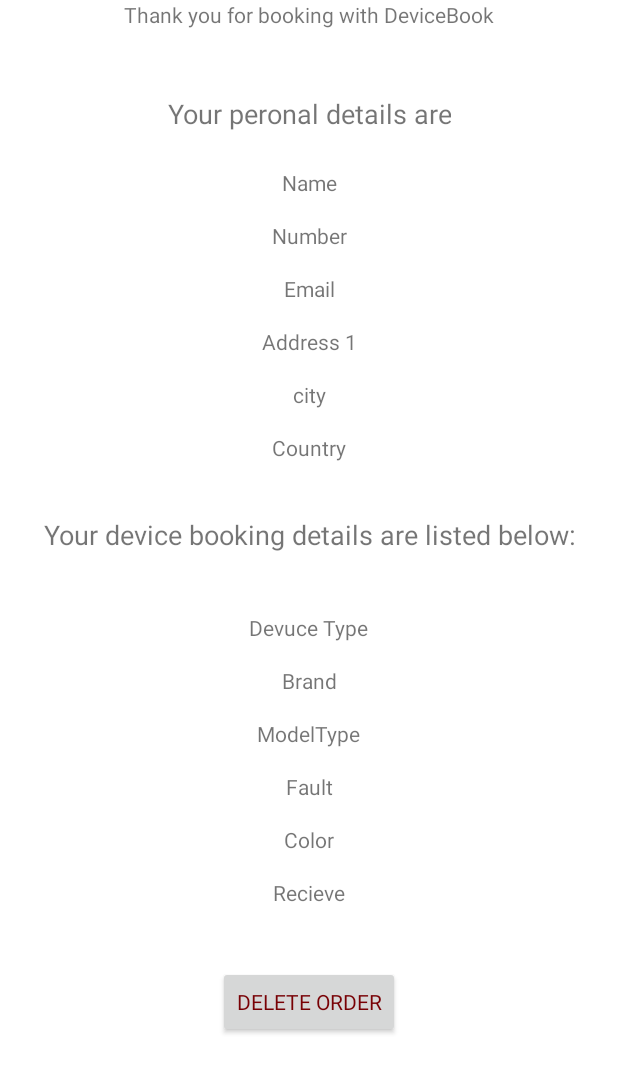
After one commit to SamStar18/DeviceBook, an Android app: the layout display_order.xml on its own in the app's theme, with its tools: preview values and no code run, on a phone screen of 412 x 824 dp. The commit adds this screen. Shown: the top 1073 px of the screen. Run offline under Robolectric (Android 15) with nearby library versions, the phone set to English and light mode, and no system bars; Roboto replaces fonts that are not available here.

Commit message:
My Commit

```diff
--- a/app/src/main/java/com/devicebook/devicebook/custom_csdetail_adapter.java
+++ b/app/src/main/java/com/devicebook/devicebook/custom_csdetail_adapter.java
@@ -34,9 +34,6 @@ public class custom_csdetail_adapter extends ArrayAdapter<display_object_adapter
    private Context cscontext;
     int csresource;
     LayoutInflater inflater;
-    private KeyListener mykeylistner;
-
-    private SharedPreferences SaveTest;
 
     public custom_csdetail_adapter(Context context, int resource, ArrayList<display_object_adapter> objects) {
         super(context, resource, objects);
--- a/app/src/main/res/layout/customerdisplay_adapter.xml
+++ b/app/src/main/res/layout/customerdisplay_adapter.xml
@@ -424,6 +424,7 @@
         android:layout_marginEnd="16dp"
         android:layout_marginTop="24dp"
         android:text="@string/csDeletebtn1"
+        android:visibility="invisible"
         app:layout_constraintEnd_toEndOf="parent"
         app:layout_constraintTop_toBottomOf="@+id/csCountry" />
 
@@ -436,6 +437,7 @@
         android:layout_marginStart="8dp"
         android:layout_marginTop="16dp"
         android:text="@string/csDeleteBtn2"
+        android:visibility="invisible"
         app:layout_constraintBottom_toTopOf="@+id/csConfirmButton"
         app:layout_constraintEnd_toEndOf="parent"
         app:layout_constraintHorizontal_bias="0.98"
--- /dev/null
+++ b/app/src/main/res/layout/display_order.xml
@@ -0,0 +1,220 @@
+<?xml version="1.0" encoding="utf-8"?>
+<android.support.constraint.ConstraintLayout xmlns:android="http://schemas.android.com/apk/res/android"
+    xmlns:app="http://schemas.android.com/apk/res-auto"
+    xmlns:tools="http://schemas.android.com/tools"
+    android:layout_width="match_parent"
+    android:layout_height="match_parent">
+
+    <TextView
+        android:id="@+id/introBooking"
+        android:layout_width="wrap_content"
+        android:layout_height="wrap_content"
+        android:layout_marginEnd="8dp"
+        android:layout_marginStart="8dp"
+        android:text="@string/introBooking"
+        app:layout_constraintEnd_toEndOf="parent"
+        app:layout_constraintStart_toStartOf="parent"
+        app:layout_constraintTop_toTopOf="parent" />
+
+    <TextView
+        android:id="@+id/personalIntro"
+        android:layout_width="wrap_content"
+        android:layout_height="wrap_content"
+        android:layout_marginEnd="8dp"
+        android:layout_marginStart="8dp"
+        android:layout_marginTop="44dp"
+        android:text="@string/personalIntro"
+        android:textAlignment="center"
+        android:textSize="18sp"
+        app:layout_constraintEnd_toEndOf="parent"
+        app:layout_constraintStart_toStartOf="parent"
+        app:layout_constraintTop_toBottomOf="@+id/introBooking" />
+
+    <TextView
+        android:id="@+id/customerName"
+        android:layout_width="wrap_content"
+        android:layout_height="wrap_content"
+        android:layout_marginEnd="8dp"
+        android:layout_marginStart="8dp"
+        android:layout_marginTop="24dp"
+        android:text="@string/customerName"
+        app:layout_constraintEnd_toEndOf="parent"
+        app:layout_constraintStart_toStartOf="parent"
+        app:layout_constraintTop_toBottomOf="@+id/personalIntro" />
+
+    <TextView
+        android:id="@+id/customerNumber"
+        android:layout_width="wrap_content"
+        android:layout_height="wrap_content"
+        android:layout_marginEnd="8dp"
+        android:layout_marginStart="8dp"
+        android:layout_marginTop="16dp"
+        android:text="@string/customerNumber"
+        app:layout_constraintEnd_toEndOf="parent"
+        app:layout_constraintStart_toStartOf="parent"
+        app:layout_constraintTop_toBottomOf="@+id/customerName" />
+
+    <TextView
+        android:id="@+id/customerEmail"
+        android:layout_width="wrap_content"
+        android:layout_height="wrap_content"
+        android:layout_marginEnd="8dp"
+        android:layout_marginStart="8dp"
+        android:layout_marginTop="16dp"
+        android:text="@string/customerEmail"
+        app:layout_constraintEnd_toEndOf="parent"
+        app:layout_constraintStart_toStartOf="parent"
+        app:layout_constraintTop_toBottomOf="@+id/customerNumber" />
+
+    <TextView
+        android:id="@+id/customerAddress"
+        android:layout_width="wrap_content"
+        android:layout_height="wrap_content"
+        android:layout_marginEnd="8dp"
+        android:layout_marginStart="8dp"
+        android:layout_marginTop="16dp"
+        android:text="@string/customerAddress"
+        app:layout_constraintEnd_toEndOf="parent"
+        app:layout_constraintStart_toStartOf="parent"
+        app:layout_constraintTop_toBottomOf="@+id/customerEmail" />
+
+    <TextView
+        android:id="@+id/customerCity"
+        android:layout_width="wrap_content"
+        android:layout_height="wrap_content"
+        android:layout_marginEnd="8dp"
+        android:layout_marginStart="8dp"
+        android:layout_marginTop="16dp"
+        android:text="@string/customerCity"
+        app:layout_constraintEnd_toEndOf="parent"
+        app:layout_constraintStart_toStartOf="parent"
+        app:layout_constraintTop_toBottomOf="@+id/customerAddress" />
+
+    <TextView
+        android:id="@+id/customerCountry"
+        android:layout_width="wrap_content"
+        android:layout_height="wrap_content"
+        android:layout_marginEnd="8dp"
+        android:layout_marginStart="8dp"
+        android:layout_marginTop="16dp"
+        android:text="@string/customerCountry"
+        app:layout_constraintEnd_toEndOf="parent"
+        app:layout_constraintStart_toStartOf="parent"
+        app:layout_constraintTop_toBottomOf="@+id/customerCity" />
+
+    <TextView
+        android:id="@+id/orderIntro2"
+        android:layout_width="wrap_content"
+        android:layout_height="wrap_content"
+        android:layout_marginEnd="8dp"
+        android:layout_marginStart="8dp"
+        android:layout_marginTop="36dp"
+        android:text="@string/orderIntro"
+        android:textAlignment="center"
+        android:textSize="18sp"
+        app:layout_constraintEnd_toEndOf="parent"
+        app:layout_constraintHorizontal_bias="0.503"
+        app:layout_constraintStart_toStartOf="parent"
+        app:layout_constraintTop_toBottomOf="@+id/customerCountry" />
+
+    <TextView
+        android:id="@+id/customerDeviceType"
+        android:layout_width="wrap_content"
+        android:layout_height="wrap_content"
+        android:layout_marginEnd="8dp"
+        android:layout_marginStart="8dp"
+        android:layout_marginTop="40dp"
+        android:text="@string/customerDeviceType"
+        app:layout_constraintEnd_toEndOf="parent"
+        app:layout_constraintStart_toStartOf="parent"
+        app:layout_constraintTop_toBottomOf="@+id/orderIntro2" />
+
+    <TextView
+        android:id="@+id/customerBrandType"
+        android:layout_width="wrap_content"
+        android:layout_height="wrap_content"
+        android:layout_marginEnd="8dp"
+        android:layout_marginStart="8dp"
+        android:layout_marginTop="16dp"
+        android:text="@string/customerBrandType"
+        app:layout_constraintEnd_toEndOf="parent"
+        app:layout_constraintStart_toStartOf="parent"
+        app:layout_constraintTop_toBottomOf="@+id/customerDeviceType" />
+
+    <TextView
+        android:id="@+id/customerModelType"
+        android:layout_width="wrap_content"
+        android:layout_height="wrap_content"
+        android:layout_marginEnd="8dp"
+        android:layout_marginStart="8dp"
+        android:layout_marginTop="16dp"
+        android:text="@string/customerModelType"
+        app:layout_constraintEnd_toEndOf="parent"
+        app:layout_constraintStart_toStartOf="parent"
+        app:layout_constraintTop_toBottomOf="@+id/customerBrandType" />
+
+    <TextView
+        android:id="@+id/customerFaultType"
+        android:layout_width="wrap_content"
+        android:layout_height="wrap_content"
+        android:layout_marginEnd="8dp"
+        android:layout_marginStart="8dp"
+        android:layout_marginTop="16dp"
+        android:text="@string/customerFaultType"
+        app:layout_constraintEnd_toEndOf="parent"
+        app:layout_constraintStart_toStartOf="parent"
+        app:layout_constraintTop_toBottomOf="@+id/customerModelType" />
+
+    <TextView
+        android:id="@+id/customerColorType"
+        android:layout_width="wrap_content"
+        android:layout_height="wrap_content"
+        android:layout_marginEnd="8dp"
+        android:layout_marginStart="8dp"
+        android:layout_marginTop="16dp"
+        android:text="@string/CustomerColorType"
+        app:layout_constraintEnd_toEndOf="parent"
+        app:layout_constraintStart_toStartOf="parent"
+        app:layout_constraintTop_toBottomOf="@+id/customerFaultType" />
+
+    <TextView
+        android:id="@+id/customerRecieveType"
+        android:layout_width="wrap_content"
+        android:layout_height="wrap_content"
+        android:layout_marginEnd="8dp"
+        android:layout_marginStart="8dp"
+        android:layout_marginTop="16dp"
+        android:text="@string/CustomerRecieveType"
+        app:layout_constraintEnd_toEndOf="parent"
+        app:layout_constraintStart_toStartOf="parent"
+        app:layout_constraintTop_toBottomOf="@+id/customerColorType" />
+
+    <TextView
+        android:id="@+id/ChangeText"
+        android:layout_width="wrap_content"
+        android:layout_height="wrap_content"
+        android:layout_marginBottom="8dp"
+        android:layout_marginEnd="8dp"
+        android:layout_marginStart="8dp"
+        android:layout_marginTop="56dp"
+        android:text="@string/ChangeText"
+        android:textAlignment="center"
+        app:layout_constraintBottom_toTopOf="@+id/deleteOrder"
+        app:layout_constraintEnd_toEndOf="parent"
+        app:layout_constraintStart_toStartOf="parent"
+        app:layout_constraintTop_toBottomOf="@+id/customerRecieveType"
+        app:layout_constraintVertical_bias="0.0" />
+
+    <Button
+        android:id="@+id/deleteOrder"
+        android:layout_width="wrap_content"
+        android:layout_height="wrap_content"
+        android:layout_marginBottom="132dp"
+        android:layout_marginEnd="8dp"
+        android:layout_marginStart="8dp"
+        android:text="@string/DeleteOrder"
+        app:layout_constraintBottom_toBottomOf="parent"
+        app:layout_constraintEnd_toEndOf="parent"
+        app:layout_constraintHorizontal_bias="0.501"
+        app:layout_constraintStart_toStartOf="parent" />
+</android.support.constraint.ConstraintLayout>
--- a/app/src/main/res/values/strings.xml
+++ b/app/src/main/res/values/strings.xml
@@ -86,6 +86,23 @@
     <string name="csFault">Fault</string>
     <string name="csDeletebtn1">Delete</string>
     <string name="csDeleteBtn2">Delete</string>
+    <string name="orderIntro">Your device booking details are listed below:</string>
+    <string name="personalIntro">Your peronal details are</string>
+    <string name="introBooking">Thank you for booking with DeviceBook</string>
+    <string name="customerName">Name</string>
+    <string name="customerNumber">Number</string>
+    <string name="customerEmail">Email</string>
+    <string name="customerAddress">Address 1</string>
+    <string name="customerCity">city</string>
+    <string name="customerCountry">Country</string>
+    <string name="customerDeviceType">Devuce Type</string>
+    <string name="customerBrandType">Brand</string>
+    <string name="customerModelType">ModelType</string>
+    <string name="customerFaultType">Fault</string>
+    <string name="CustomerColorType">Color</string>
+    <string name="CustomerRecieveType">Recieve</string>
+    <string name="ChangeText">If you change your mind you can delete your order using button below</string>
+    <string name="DeleteOrder">Delete Order</string>
 
 
     <string-array name="phoneMakes">
```
Also changed, not shown: app/src/main/AndroidManifest.xml (+8 -5 lines), app/src/main/java/com/devicebook/devicebook/Display_Order_Activity.java (added, +56 -0 lines), app/src/main/java/com/devicebook/devicebook/Product.java (+5 -2 lines), app/src/main/java/com/devicebook/devicebook/customer_order_adapter.java (added, +96 -0 lines), app/src/main/java/com/devicebook/devicebook/display_order_method.java (added, +147 -0 lines), app/src/main/res/layout/display_order_view.xml (added, +27 -0 lines).
